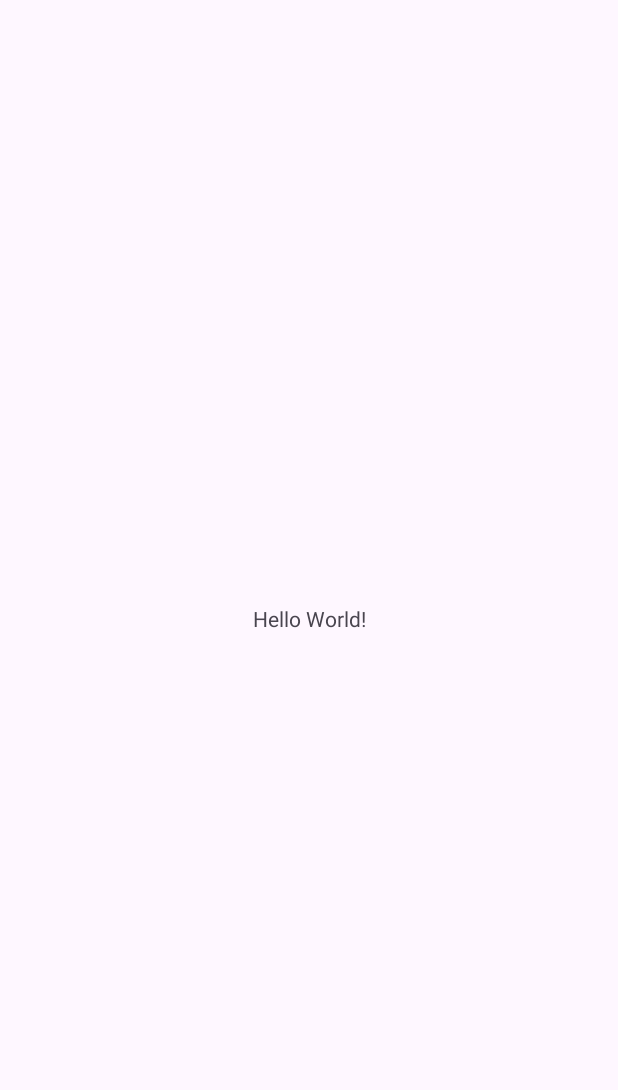
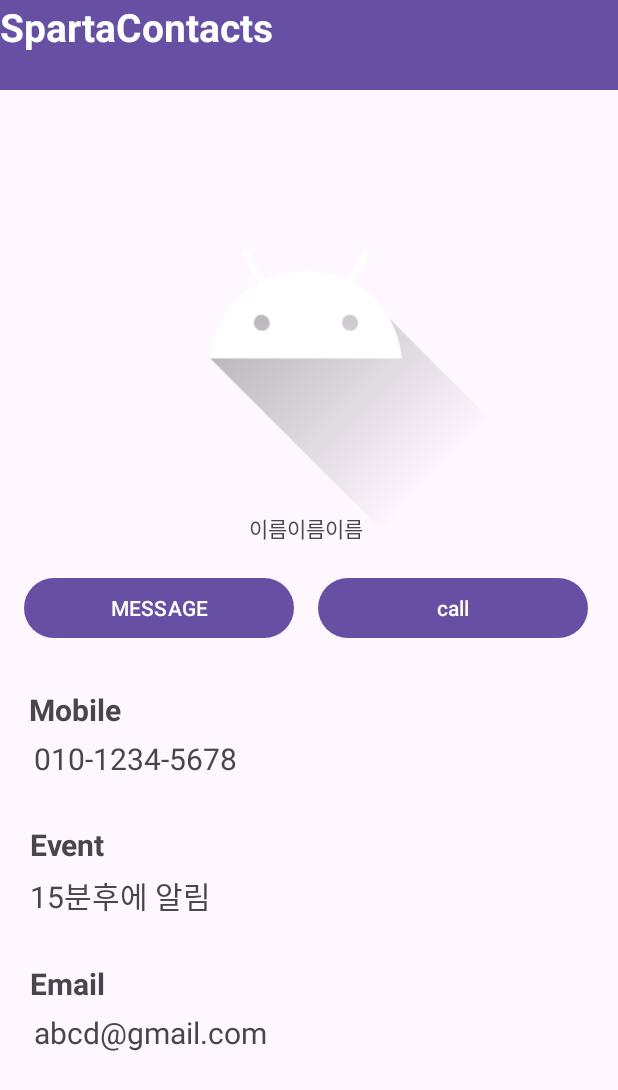
Before and after one commit to SeungYoonPark/And3-4project, an Android app: the screen it shows after launch (MainActivity), on a phone screen of 412 x 824 dp. Before the commit the part shown is almost empty. Shown: the top 1090 px of the screen. Run offline under Robolectric (Android 15) with nearby library versions, the phone set to English and light mode, and no system bars.

Commit message:
[DESIGN] : 🎨

```diff
--- /dev/null
+++ b/app/src/main/java/com/example/and3_4project/DetailActivty.kt
@@ -0,0 +1,4 @@
+package com.example.and3_4project
+
+class DetailActivty {
+}
--- a/app/src/main/java/com/example/and3_4project/MainActivity.kt
+++ b/app/src/main/java/com/example/and3_4project/MainActivity.kt
@@ -6,6 +6,6 @@ import android.os.Bundle
 class MainActivity : AppCompatActivity() {
     override fun onCreate(savedInstanceState: Bundle?) {
         super.onCreate(savedInstanceState)
-        setContentView(R.layout.activity_main)
+        setContentView(R.layout.activity_detail)
     }
 }
--- /dev/null
+++ b/app/src/main/res/layout/activity_detail.xml
@@ -0,0 +1,154 @@
+<?xml version="1.0" encoding="utf-8"?>
+<androidx.constraintlayout.widget.ConstraintLayout xmlns:android="http://schemas.android.com/apk/res/android"
+    xmlns:tools="http://schemas.android.com/tools"
+    android:layout_width="match_parent"
+    android:layout_height="match_parent"
+    xmlns:app="http://schemas.android.com/apk/res-auto">
+
+
+    <androidx.appcompat.widget.Toolbar
+        android:id="@+id/toolbar"
+        android:layout_width="match_parent"
+        android:layout_height="60dp"
+        android:background="?attr/colorPrimary"
+        android:minHeight="?attr/actionBarSize"
+        android:theme="?attr/actionBarTheme"
+        tools:layout_editor_absoluteX="0dp"
+        tools:layout_editor_absoluteY="0dp" />
+
+    <TextView
+        android:id="@+id/tv_toolbar"
+        android:layout_width="250dp"
+        android:layout_height="wrap_content"
+        android:text="SpartaContacts"
+        android:textColor="@color/white"
+        android:textSize="26sp"
+        android:textStyle="bold"
+        tools:layout_editor_absoluteX="16dp"
+        tools:layout_editor_absoluteY="16dp" />
+
+    <ScrollView
+        android:layout_width="408dp"
+        android:layout_height="669dp"
+
+        android:layout_marginTop="1dp"
+        app:layout_constraintTop_toBottomOf="@+id/toolbar"
+        tools:layout_editor_absoluteX="0dp">
+
+        <androidx.constraintlayout.widget.ConstraintLayout
+            android:id="@+id/cl_detail1"
+            android:layout_width="match_parent"
+            android:layout_height="match_parent"
+
+            >
+
+            <ImageView
+                android:id="@+id/im_char"
+                android:layout_width="match_parent"
+                android:layout_height="300dp"
+                android:src="@drawable/ic_launcher_foreground"
+
+                />
+
+            <TextView
+                android:id="@+id/tv_name"
+                android:layout_width="match_parent"
+                android:layout_height="wrap_content"
+                android:gravity="center"
+                android:text="이름이름이름"
+                app:layout_constraintTop_toBottomOf="@+id/im_char"
+                android:layout_marginTop="-20dp"/>
+
+            <Button
+                android:id="@+id/btn_msg"
+                android:layout_width="180dp"
+                android:layout_height="wrap_content"
+                android:layout_marginStart="16dp"
+                android:layout_marginTop="20dp"
+                android:text="MESSAGE"
+                app:layout_constraintStart_toStartOf="parent"
+                app:layout_constraintTop_toBottomOf="@+id/im_char" />
+
+            <Button
+                android:id="@+id/btn_call"
+                android:layout_width="180dp"
+                android:layout_height="wrap_content"
+                android:layout_marginTop="20dp"
+                android:text="call"
+                app:layout_constraintEnd_toEndOf="parent"
+                app:layout_constraintLeft_toLeftOf="@+id/btn_msg"
+                app:layout_constraintStart_toEndOf="@+id/btn_msg"
+                app:layout_constraintTop_toBottomOf="@+id/im_char" />
+
+            <TextView
+                android:id="@+id/tv_mob"
+                android:gravity="center"
+                android:layout_width="100dp"
+                android:layout_height="wrap_content"
+                android:layout_marginStart="10dp"
+                android:layout_marginTop="30dp"
+                android:text="Mobile"
+
+                android:textSize="20sp"
+                android:textStyle="bold"
+                app:layout_constraintTop_toBottomOf="@+id/btn_msg" />
+
+            <TextView
+                android:id="@+id/tv_num"
+                android:gravity="center"
+                android:layout_width="180dp"
+                android:layout_height="wrap_content"
+                android:layout_marginTop="5dp"
+                android:text="010-1234-5678"
+                android:textSize="20sp"
+                app:layout_constraintTop_toBottomOf="@+id/tv_mob" />
+
+            <TextView
+                android:id="@+id/tv_evn"
+                android:gravity="center"
+                android:layout_width="90dp"
+                android:layout_height="wrap_content"
+                android:layout_marginTop="30dp"
+                android:text="Event"
+                android:textSize="20sp"
+                android:textStyle="bold"
+                app:layout_constraintTop_toBottomOf="@+id/tv_num" />
+
+            <TextView
+                android:id="@+id/tv_evntime"
+                android:gravity="center"
+                android:layout_width="160dp"
+                android:layout_height="wrap_content"
+                android:layout_marginTop="5dp"
+                android:text="15분후에 알림"
+                android:textSize="20sp"
+                app:layout_constraintTop_toBottomOf="@+id/tv_evn" />
+
+            <TextView
+                android:id="@+id/tv_email"
+                android:gravity="center"
+                android:layout_width="90dp"
+                android:layout_height="wrap_content"
+                android:layout_marginTop="30dp"
+                android:text="Email"
+                android:textSize="20sp"
+                android:textStyle="bold"
+                app:layout_constraintTop_toBottomOf="@+id/tv_evntime" />
+
+            <TextView
+                android:id="@+id/tv_email_ed"
+                android:gravity="center"
+                android:layout_width="200dp"
+                android:layout_height="wrap_content"
+                android:layout_marginTop="5dp"
+                android:text="abcd@gmail.com"
+                android:textSize="20sp"
+                app:layout_constraintTop_toBottomOf="@+id/tv_email" />
+
+        </androidx.constraintlayout.widget.ConstraintLayout>
+
+
+    </ScrollView>
+
+
+</androidx.constraintlayout.widget.ConstraintLayout>
--- a/app/src/main/res/layout/activity_main.xml
+++ /dev/null
@@ -1,18 +0,0 @@
-<?xml version="1.0" encoding="utf-8"?>
-<androidx.constraintlayout.widget.ConstraintLayout xmlns:android="http://schemas.android.com/apk/res/android"
-    xmlns:app="http://schemas.android.com/apk/res-auto"
-    xmlns:tools="http://schemas.android.com/tools"
-    android:layout_width="match_parent"
-    android:layout_height="match_parent"
-    tools:context=".MainActivity">
-
-    <TextView
-        android:layout_width="wrap_content"
-        android:layout_height="wrap_content"
-        android:text="Hello World!"
-        app:layout_constraintBottom_toBottomOf="parent"
-        app:layout_constraintEnd_toEndOf="parent"
-        app:layout_constraintStart_toStartOf="parent"
-        app:layout_constraintTop_toTopOf="parent" />
-
-</androidx.constraintlayout.widget.ConstraintLayout>
```
